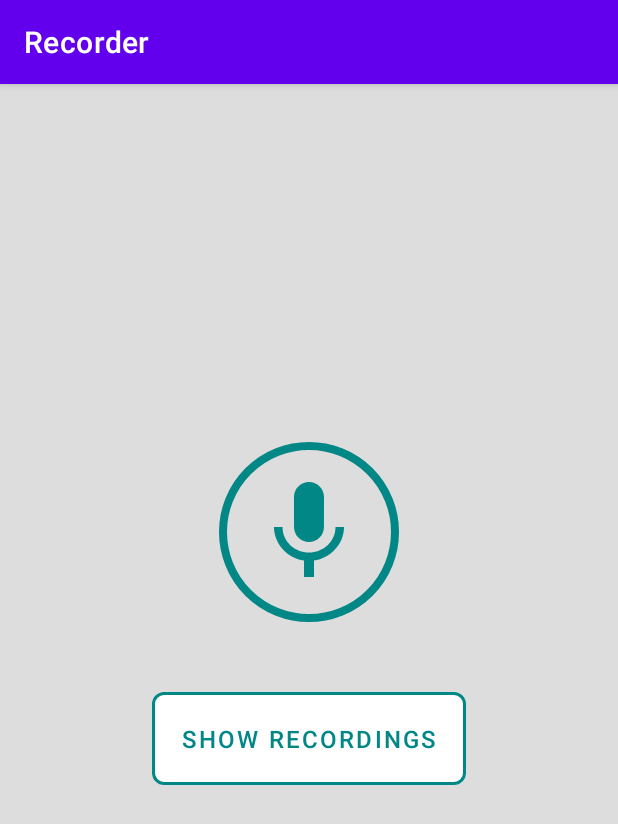
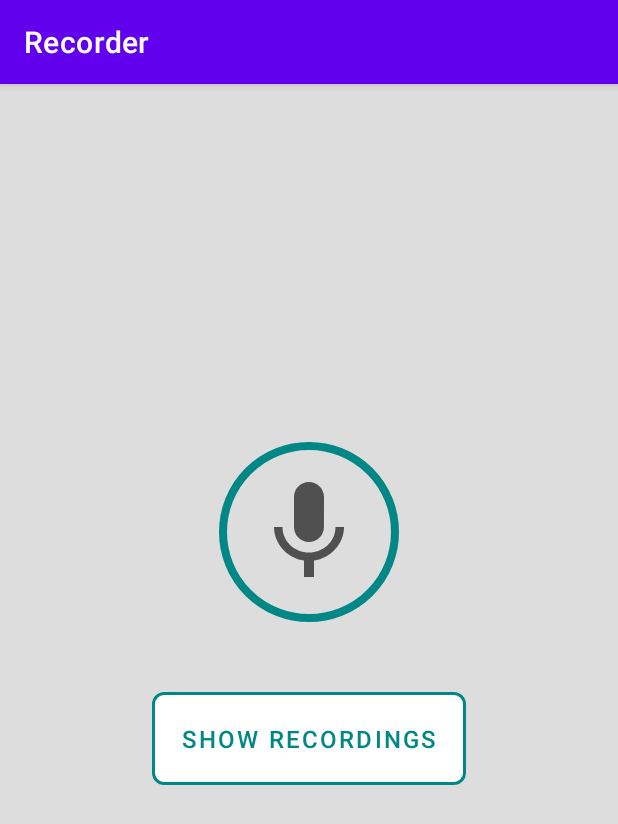
Before and after one commit to islamarr/recorder, an Android app: the screen it shows after launch (MainActivity), after a tap on "Recorder", on a phone screen of 412 x 824 dp. Shown: the top 824 px of the screen. Run offline under Robolectric (Android 15) with nearby library versions, the phone set to English and light mode, and no system bars; our stand-ins replace Dagger/Hilt's generated code.

Commit message:
Change mic color dynamically

```diff
--- a/app/src/main/java/com/islam/recorder/ui/main/MainFragment.kt
+++ b/app/src/main/java/com/islam/recorder/ui/main/MainFragment.kt
@@ -11,6 +11,7 @@ import android.view.ViewGroup
 import android.widget.Toast
 import androidx.activity.result.contract.ActivityResultContracts.RequestPermission
 import androidx.appcompat.app.AlertDialog
+import androidx.core.content.ContextCompat
 import androidx.fragment.app.viewModels
 import androidx.lifecycle.lifecycleScope
 import androidx.navigation.fragment.findNavController
@@ -108,11 +109,6 @@ class MainFragment : BaseFragment<FragmentMainBinding>(), View.OnClickListener {
         player = null
     }
 
-    override fun onResume() {
-        super.onResume()
-        mStartRecording = false
-    }
-
     override fun onStop() {
         super.onStop()
         mediaRecorder?.release()
@@ -120,6 +116,7 @@ class MainFragment : BaseFragment<FragmentMainBinding>(), View.OnClickListener {
         player?.release()
         player = null
         if (mStartRecording) saveInDatabase()
+        mStartRecording = !mStartRecording
     }
 
     private fun saveInDatabase() {
@@ -189,10 +186,10 @@ class MainFragment : BaseFragment<FragmentMainBinding>(), View.OnClickListener {
     private fun changeMicUI(mStartRecording: Boolean) {
         when (mStartRecording) {
             true -> {
-
+                binding?.startRecordBtn?.setColorFilter(ContextCompat.getColor(requireContext(), R.color.gray_700), android.graphics.PorterDuff.Mode.SRC_IN)
             }
             false -> {
-
+                binding?.startRecordBtn?.setColorFilter(ContextCompat.getColor(requireContext(), R.color.teal_700), android.graphics.PorterDuff.Mode.SRC_IN)
             }
         }
     }
```
